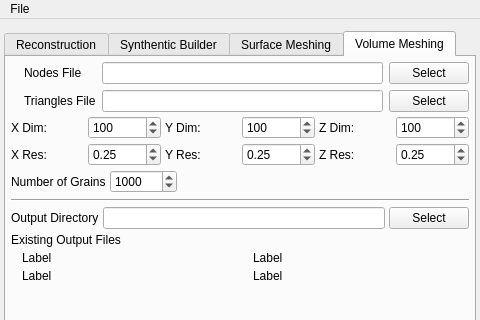
This is Source/AIM/GUI/UI_Files/RepresentationUI.ui in BlueQuartzSoftware/DREAM3D as Qt 5 draws it before an edit; both pictures show x 0 to 480 and y 0 to 320 of the 480 by 568 pixel window. The edited form follows.
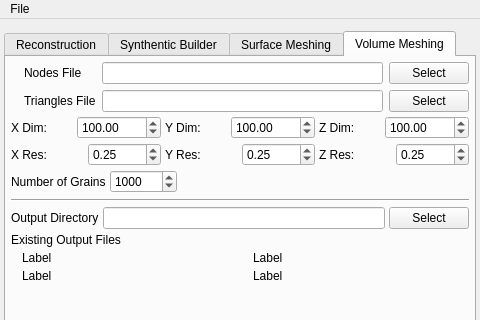
This is the edited form. The open tabs and pages were chosen to show the change. Icons and pictures are not drawn.

The edit to the form file:
```diff
--- a/Source/AIM/GUI/UI_Files/RepresentationUI.ui
+++ b/Source/AIM/GUI/UI_Files/RepresentationUI.ui
@@ -1909,41 +1909,32 @@
            </widget>
           </item>
           <item row="0" column="1">
-           <widget class="QSpinBox" name="vm_XDim">
+           <widget class="QDoubleSpinBox" name="vm_XDim">
             <property name="maximum">
-             <number>100000</number>
-            </property>
-            <property name="singleStep">
-             <number>10</number>
+             <double>1000000.000000000000000</double>
             </property>
             <property name="value">
-             <number>100</number>
+             <double>100.000000000000000</double>
             </property>
            </widget>
           </item>
           <item row="0" column="3">
-           <widget class="QSpinBox" name="vm_YDim">
+           <widget class="QDoubleSpinBox" name="vm_YDim">
             <property name="maximum">
-             <number>100000</number>
-            </property>
-            <property name="singleStep">
-             <number>10</number>
+             <double>1000000.000000000000000</double>
             </property>
             <property name="value">
-             <number>100</number>
+             <double>100.000000000000000</double>
             </property>
            </widget>
           </item>
           <item row="0" column="5">
-           <widget class="QSpinBox" name="vm_ZDim">
+           <widget class="QDoubleSpinBox" name="vm_ZDim">
             <property name="maximum">
-             <number>100000</number>
-            </property>
-            <property name="singleStep">
-             <number>10</number>
+             <double>1000000.000000000000000</double>
             </property>
             <property name="value">
-             <number>100</number>
+             <double>100.000000000000000</double>
             </property>
            </widget>
           </item>
```
Left out of the diff: 4 changed lines with no effect on the pictures.
